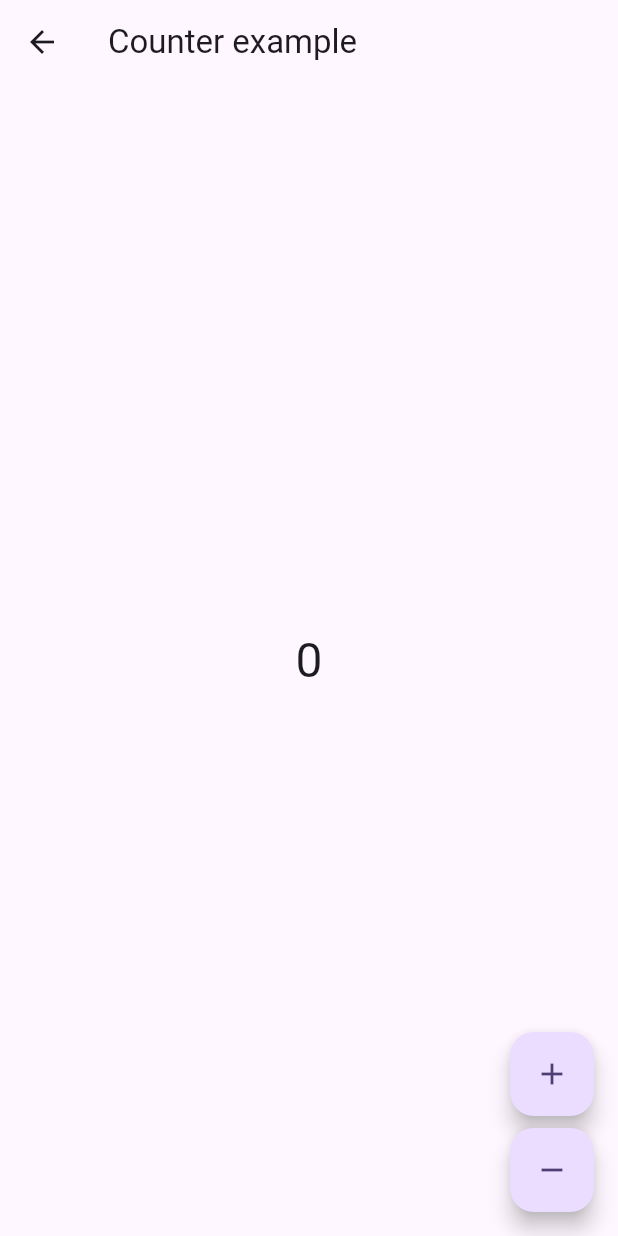
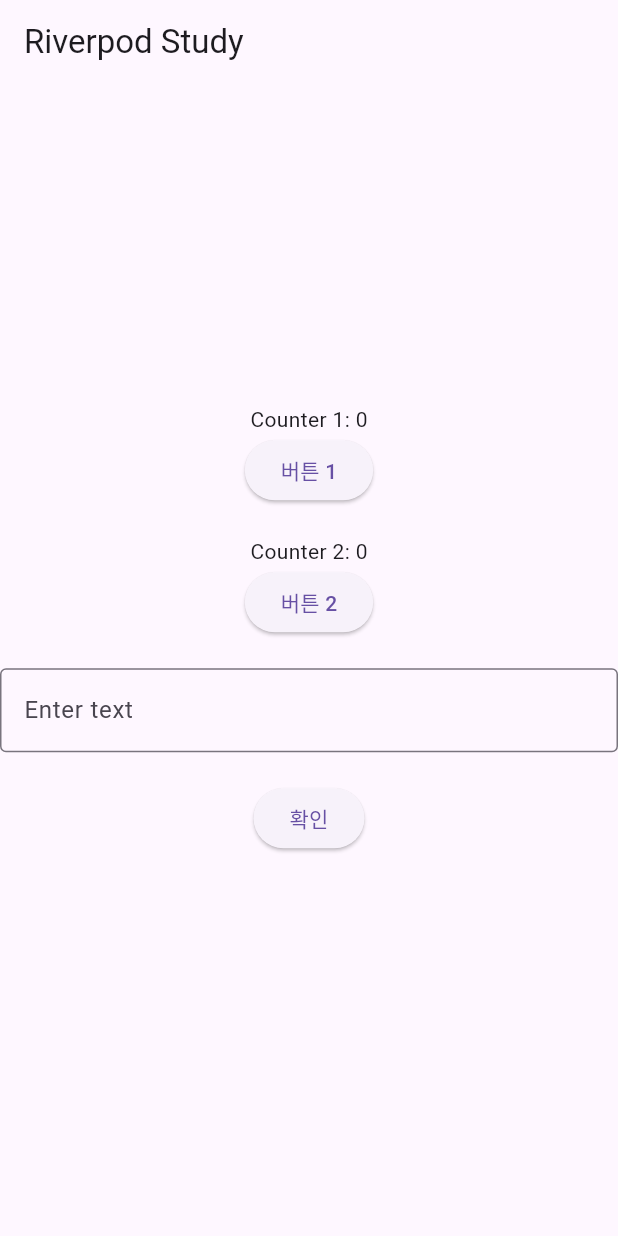
Before and after one commit to Seo-HeeWon/search_page, a Flutter app: the screen it shows after launch, after a tap on "ref.watch", on a phone screen of 412 x 824 dp. Run offline on Flutter 3.47's test engine with Material 3 defaults, Android fonts, the light colour scheme and no system bars; our stand-ins replace flutter_riverpod, get, go_router, infinite_scroll_pagination, shared_preferences.

Commit message:
riverpod 및 GoRouter 추가
riverpod 및 GoRouter 추가

```diff
--- /dev/null
+++ b/lib/go_router.dart
@@ -0,0 +1,27 @@
+
+
+
+import 'package:flutter/material.dart';
+import 'package:go_router/go_router.dart';
+import 'package:search_project/river_pod_paged_list_view2.dart';
+
+import 'main.dart';
+
+final GoRouter router = GoRouter(
+  routes: <RouteBase>[
+    GoRoute(
+      path: '/',
+      builder: (BuildContext context, GoRouterState state) {
+        return const MyHomePage();
+      },
+      routes: <RouteBase>[
+        GoRoute(
+          path: 'riverPodPagedListView2',
+          builder: (BuildContext context, GoRouterState state) {
+            return const RiverPodPagedListView2();
+          },
+        ),
+      ],
+    ),
+  ],
+);
--- a/lib/main.dart
+++ b/lib/main.dart
@@ -1,14 +1,20 @@
 import 'package:flutter/material.dart';
 import 'package:flutter_riverpod/flutter_riverpod.dart';
 import 'package:get/get.dart';
+import 'package:go_router/go_router.dart';
 import 'package:search_project/river_pod_example.dart';
-import 'package:search_project/search_page.dart'; // 이 경로가 실제 SearchPage 위젯의 위치와 일치하는지 확인하세요.
+import 'package:search_project/river_pod_paged_list_view.dart';
+import 'package:search_project/river_pod_paged_list_view2.dart';
+import 'package:search_project/river_pod_watch.dart';
+import 'package:search_project/search_page.dart';
+
+import 'go_router.dart'; // 이 경로가 실제 SearchPage 위젯의 위치와 일치하는지 확인하세요.
 
 void main() {
   runApp(
     // ProviderScope를 추가하여 Riverpod의 상태 관리 범위를 앱 전체에 제공합니다.
-    ProviderScope(
-      child: const MyApp(),
+    const ProviderScope(
+      child: MyApp(),
     ),
   );
 }
@@ -18,13 +24,25 @@ class MyApp extends StatelessWidget {
 
   @override
   Widget build(BuildContext context) {
-    return GetMaterialApp(
+    return MaterialApp.router(
+      routerConfig: router,
       title: 'Flutter Demo',
       theme: ThemeData(
         colorScheme: ColorScheme.fromSeed(seedColor: Colors.deepPurple),
         useMaterial3: true,
       ),
-      home: Scaffold(
+      // routerDelegate: router.routerDelegate, // AppRouter에서 제공하는 GoRouter를 사용
+      // routeInformationParser: router.routeInformationParser,
+    );
+  }
+}
+
+class MyHomePage extends StatelessWidget {
+  const MyHomePage({super.key});
+
+  @override
+  Widget build(BuildContext context) {
+    return Scaffold(
       appBar: AppBar(
         title: const Text('Custom Button Demo'),
       ),
@@ -43,11 +61,18 @@ class MyApp extends StatelessWidget {
                 child: const Text("riverPod"),
               ),
               ElevatedButton(
-                  onPressed: () => Get.to(() => const CounterScreen()),
+                onPressed: () => Get.to(() => const RiverPodWatch()),
                 child: const Text("ref.watch"),
               ),
+              ElevatedButton(
+                onPressed: () => Get.to(() => const RiverPodPagedListView()),
+                child: const Text("riverPodPagedListView"),
+              ),
+              ElevatedButton(
+                onPressed: () => context.go('/riverPodPagedListView2'),
+                child: const Text('riverPodPagedListView2'),
+              ),
             ],
-            ),
           ),
         ),
       ),
--- /dev/null
+++ b/lib/river_pod_paged_list_view2.dart
@@ -0,0 +1,34 @@
+import 'package:flutter/material.dart';
+import 'package:flutter_riverpod/flutter_riverpod.dart';
+import 'package:search_project/river_pod_paged_list_view.dart';
+
+class RiverPodPagedListView2 extends ConsumerWidget {
+  const RiverPodPagedListView2({super.key});
+
+  @override
+  Widget build(BuildContext context, WidgetRef ref) {
+    TextEditingController textEditingController = TextEditingController();
+
+    return Scaffold(
+      appBar: AppBar(title: const Text("List 입력 페이지")),
+      body: Column(
+        children: [
+          Padding(
+            padding: const EdgeInsets.all(24.0),
+            child: TextField(
+              controller: textEditingController, // TextField에 TextEditingController를 할당합니다.
+              decoration: const InputDecoration(labelText: 'Enter text'),
+              onSubmitted: (text) {
+                if (text.isNotEmpty) {
+                  ref.read(textListProvider.notifier).addText(text);
+                  textEditingController.clear(); // 텍스트가 제출된 후, 텍스트 필드를 지웁니다.
+                }
+              },
+            ),
+          ),
+          // 추가 버튼 등 다른 UI 구성요소
+        ],
+      ),
+    );
+  }
+}
--- /dev/null
+++ b/lib/river_pod_watch.dart
@@ -0,0 +1,83 @@
+import 'package:flutter/material.dart';
+import 'package:flutter_riverpod/flutter_riverpod.dart';
+import 'package:infinite_scroll_pagination/infinite_scroll_pagination.dart';
+
+final counterProvider = StateProvider<int>((ref) => 0);
+final counterProvider2 = StateNotifierProvider<Counter, int>((ref) => Counter());
+// 사용자 입력을 관리할 새로운 StateNotifierProvider
+final textProvider = StateNotifierProvider<TextStateNotifier, String>((ref) => TextStateNotifier());
+
+class RiverPodWatch extends ConsumerWidget {
+  const RiverPodWatch({super.key});
+
+  @override
+  Widget build(BuildContext context, WidgetRef ref) {
+    final counter = ref.watch(counterProvider);
+    final counter2 = ref.watch(counterProvider2);
+    // 사용자 입력값을 구독
+    final userInput = ref.watch(textProvider);
+
+    TextEditingController textEditingController = TextEditingController();
+
+    return MaterialApp(
+      home: Scaffold(
+        appBar: AppBar(title: const Text("Riverpod Study")),
+        body: Center(
+          child: Column(
+            mainAxisAlignment: MainAxisAlignment.center,
+            children: [
+              Text('Counter 1: $counter'),
+              ElevatedButton(
+                onPressed: () {
+                  ref.read(counterProvider.notifier).state++;
+                },
+                child: const Text("버튼 1"),
+              ),
+              const SizedBox(height: 20),
+              Text('Counter 2: $counter2'),
+              ElevatedButton(
+                onPressed: () {
+                  ref.read(counterProvider2.notifier).increment();
+                },
+                child: const Text("버튼 2"),
+              ),
+              const SizedBox(height: 20),
+              TextField(
+                onChanged: (value) {
+                  ref.read(textProvider.notifier).setText(value);
+                },
+                decoration: const InputDecoration(
+                  border: OutlineInputBorder(),
+                  labelText: 'Enter text',
+                ),
+              ),
+              const SizedBox(height: 20),
+              ElevatedButton(
+                onPressed: () {
+
+                  // 이 버튼 클릭은 현재 상태에서 특별한 동작을 하지 않음
+                  // 필요하다면 여기에 추가 동작을 구현할 수 있습니다.
+                },
+                child: const Text("확인"),
+              ),
+              const SizedBox(height: 20),
+              Text(userInput),
+
+            ],
+          ),
+        ),
+      ),
+    );
+  }
+}
+
+class Counter extends StateNotifier<int> {
+  Counter() : super(0);
+  void increment() => state++;
+}
+
+// 사용자 입력을 관리할 StateNotifier
+class TextStateNotifier extends StateNotifier<String> {
+  TextStateNotifier() : super('');
+  void setText(String newText) => state = newText;
+}
--- /dev/null
+++ b/lib/term.dart
@@ -0,0 +1,5 @@
+class Term {
+  final String title;
+
+  Term(this.title);
+}
--- a/pubspec.yaml
+++ b/pubspec.yaml
@@ -39,6 +39,8 @@ dependencies:
   advanced_search: ^2.2.3
   shared_preferences: ^2.2.2
   flutter_riverpod: ^2.4.10
+  infinite_scroll_pagination: ^4.0.0
+  go_router: ^13.2.0
 
 dev_dependencies:
   flutter_test:
```
Also changed, not shown: lib/home_widget_page.dart (deleted, +0 -33 lines), lib/river_pod_paged_list_view.dart (added, +61 -0 lines), pubspec.lock. Lines whose indentation alone changed are shown as unchanged.
